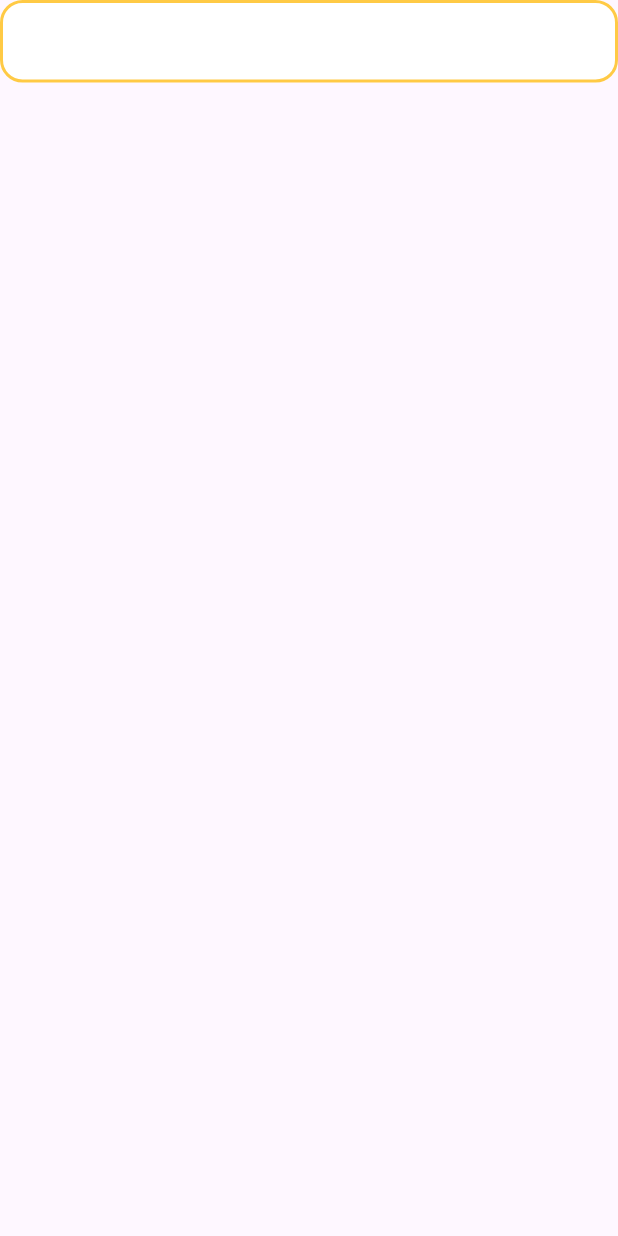
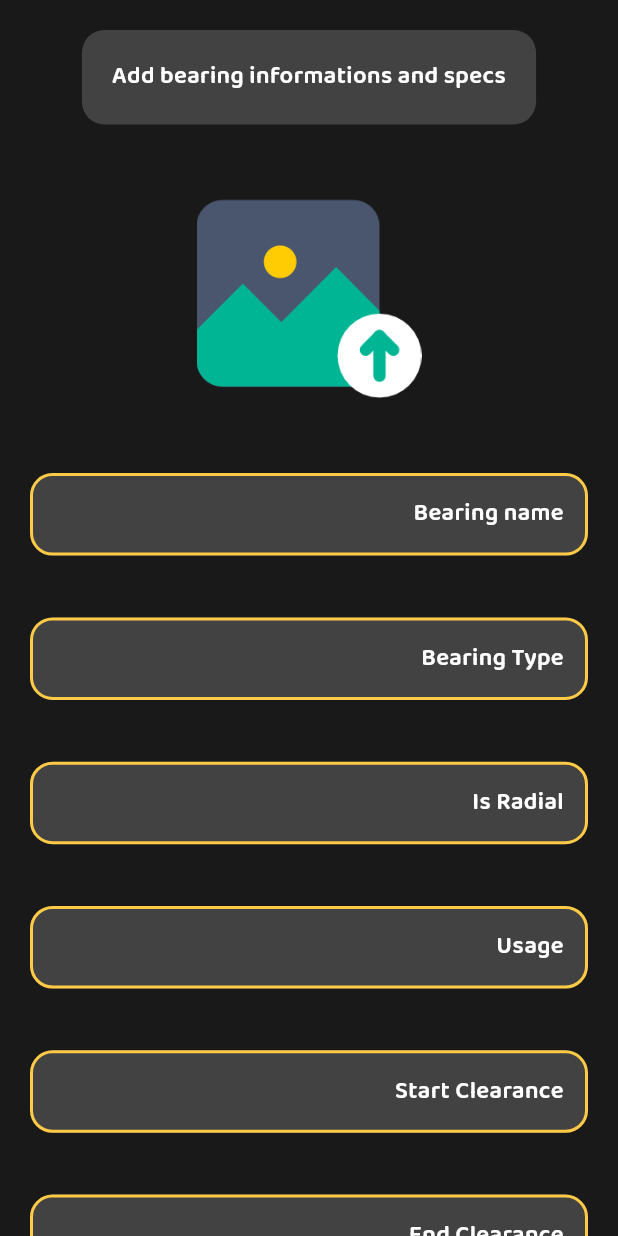
Before and after one commit to MahmoudOsman99/cylinders, a Flutter app: the AddBearingScreen screen opened by its route, on a phone screen of 412 x 824 dp. Run offline on Flutter 3.47's test engine with Material 2 defaults, Android fonts, the phone set to English and light mode, and no system bars; our stand-ins replace bloc, carousel_slider, cloud_firestore, dartz, equatable, firebase_core and 9 more; missing offline and left inert: dart:ffi; accounts and stored records are empty.

Commit message:
fix issues

```diff
--- a/lib/core/shared/widgets/default_text_form_field.dart
+++ b/lib/core/shared/widgets/default_text_form_field.dart
@@ -16,6 +16,7 @@ class DefaultTextFormField extends StatelessWidget {
     this.minLines,
     this.maxLines,
     this.textAlign,
+    this.darkTheme = false,
   });
 
   // bool showSnackBarErrorText = true;
@@ -30,6 +31,8 @@ class DefaultTextFormField extends StatelessWidget {
   TextInputType? inputType = TextInputType.text;
   TextInputAction? inputAction = TextInputAction.next;
   TextAlign? textAlign = TextAlign.center;
+  Color? backColor = AppColors.whiteColor;
+  bool darkTheme = false;
 
   @override
   Widget build(BuildContext context) {
@@ -42,7 +45,7 @@ class DefaultTextFormField extends StatelessWidget {
         controller: controller,
         readOnly: isReadOnly,
         style: context.textList.bodyMedium!.copyWith(
-          color: AppColors.blackTextColor,
+          color: darkTheme ? AppColors.whiteColor : AppColors.blackTextColor,
         ),
         validator: validator,
         // validator: (value) {
@@ -65,16 +68,19 @@ class DefaultTextFormField extends StatelessWidget {
         // },
         textAlign: textAlign ?? TextAlign.start,
 
-        // keyboardType:
-        //     const TextInputType.numberWithOptions(),
+        keyboardType: inputType,
         decoration: InputDecoration(
           border: OutlineInputBorder(
             borderRadius: BorderRadius.circular(15),
             borderSide: BorderSide.none,
           ),
+          filled: true,
+          fillColor: darkTheme ? AppColors.greyColor : AppColors.whiteColor,
           labelText: label,
           labelStyle: context.textList.bodyMedium!.copyWith(
-            color: AppColors.blackTextColor.withOpacity(.5),
+            color: darkTheme
+                ? AppColors.whiteColor
+                : AppColors.blackTextColor.withOpacity(.5),
           ),
         ),
       ),
--- a/lib/features/bearing_types/presentation/screens/add_bearing_screen.dart
+++ b/lib/features/bearing_types/presentation/screens/add_bearing_screen.dart
@@ -1,17 +1,153 @@
+import 'dart:io';
+
+import 'package:cylinders/core/shared/strings/app_colors.dart';
+import 'package:cylinders/core/shared/widgets/default_button.dart';
 import 'package:cylinders/core/shared/widgets/default_text_form_field.dart';
+import 'package:cylinders/extensions/app_extentions.dart';
 import 'package:flutter/material.dart';
+import 'package:image_picker/image_picker.dart';
+import 'package:photo_view/photo_view.dart';
 
-class AddBearingScreen extends StatelessWidget {
+import '../../../../core/shared/strings/app_assets.dart';
+
+class AddBearingScreen extends StatefulWidget {
   static const String routeName = 'add-bearing';
-  const AddBearingScreen({super.key});
+  AddBearingScreen({super.key});
+
+  @override
+  State<AddBearingScreen> createState() => _AddBearingScreenState();
+}
+
+class _AddBearingScreenState extends State<AddBearingScreen> {
+  bool darkTheme = true;
+
+  var photoController = PhotoViewController();
+
+  File? file;
 
   @override
   Widget build(BuildContext context) {
     return Scaffold(
-      body: Column(
-        children: [
-          DefaultTextFormField(),
-        ],
+      backgroundColor: AppColors.blackgroundColor,
+      body: SafeArea(
+        child: SingleChildScrollView(
+          child: Padding(
+            padding: const EdgeInsets.all(20),
+            child: Column(
+              crossAxisAlignment: CrossAxisAlignment.center,
+              children: [
+                DecoratedBox(
+                  decoration: BoxDecoration(
+                    borderRadius: BorderRadius.circular(15),
+                    color: AppColors.greyColor,
+                  ),
+                  child: const Padding(
+                    padding: EdgeInsets.symmetric(horizontal: 20, vertical: 20),
+                    child: Text(
+                      'Add bearing informations and specs',
+                    ),
+                  ),
+                ),
+                SizedBox(height: context.height * 0.05),
+                // InkWell(
+                //   onTap: () {},
+                //   child: CircleAvatar(
+                //     radius: 100,
+                //     child: Icon(
+                //       Icons.upload,
+                //       size: 60,
+                //     ),
+                //   ),
+                // ),
+                if (file == null)
+                  InkWell(
+                    //todo handle the doublecated function
+                    onTap: () async {
+                      var picker = ImagePicker();
+                      var image = await picker.pickImage(
+                        source: ImageSource.gallery,
+                      );
+                      if (image != null) {
+                        setState(() {
+                          file = File(image.path);
+                        });
+                        // print(image!.path);
+                      }
+                    },
+                    child: SizedBox(
+                      width: 150,
+                      height: 150,
+                      child: Image.asset(AppAssets.uploadIconImage),
+                    ),
+                  ),
+                if (file != null)
+                  InkWell(
+                    onTap: () async {
+                      var picker = ImagePicker();
+                      var image = await picker.pickImage(
+                        source: ImageSource.gallery,
+                      );
+                      if (image != null) {
+                        setState(() {
+                          file = File(image.path);
+                        });
+                        // print(image!.path);
+                      }
+                    },
+                    child: SizedBox(
+                      width: double.infinity,
+                      height: context.height * 0.3,
+                      child: PhotoView(
+                        controller: photoController,
+                        enableRotation: true,
+                        backgroundDecoration:
+                            const BoxDecoration(color: AppColors.whiteColor),
+                        imageProvider: FileImage(file!),
+                      ),
+                    ),
+                  ),
+                SizedBox(height: context.height * 0.05),
+                DefaultTextFormField(
+                  label: 'Bearing name',
+                  darkTheme: darkTheme,
+                ),
+                SizedBox(height: context.height * 0.05),
+                DefaultTextFormField(
+                  label: 'Bearing Type',
+                  darkTheme: darkTheme,
+                ),
+                SizedBox(height: context.height * 0.05),
+                DefaultTextFormField(
+                  label: 'Is Radial',
+                  darkTheme: darkTheme,
+                ),
+                SizedBox(height: context.height * 0.05),
+                DefaultTextFormField(
+                  label: 'Usage',
+                  darkTheme: darkTheme,
+                ),
+                SizedBox(height: context.height * 0.05),
+                DefaultTextFormField(
+                  label: 'Start Clearance',
+                  darkTheme: darkTheme,
+                  inputType: const TextInputType.numberWithOptions(),
+                ),
+                SizedBox(height: context.height * 0.05),
+                DefaultTextFormField(
+                  label: 'End Clearance',
+                  darkTheme: darkTheme,
+                  inputType: const TextInputType.numberWithOptions(),
+                ),
+                SizedBox(height: context.height * 0.05),
+                DefaultButton(
+                  label: 'Save and submit',
+                  onPressed: () {},
+                  backColor: AppColors.lightGreenColor,
+                ),
+              ],
+            ),
+          ),
+        ),
       ),
     );
   }
```
Also changed, not shown: lib/core/shared/widgets/default_button.dart (added, +36 -0 lines).
